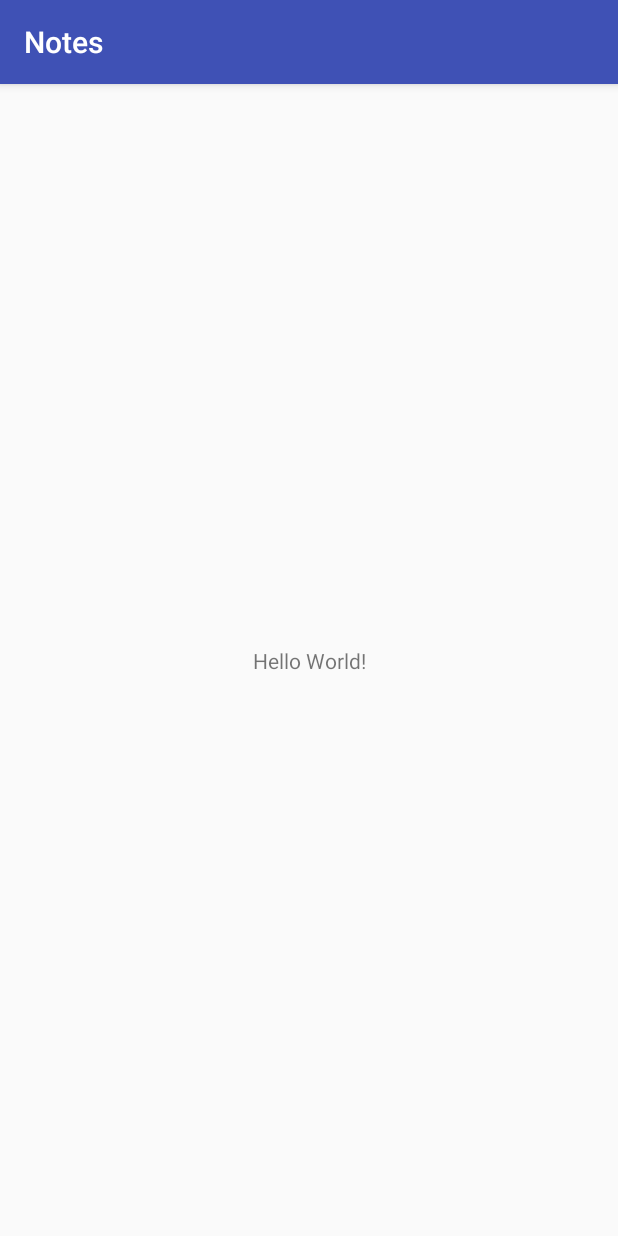
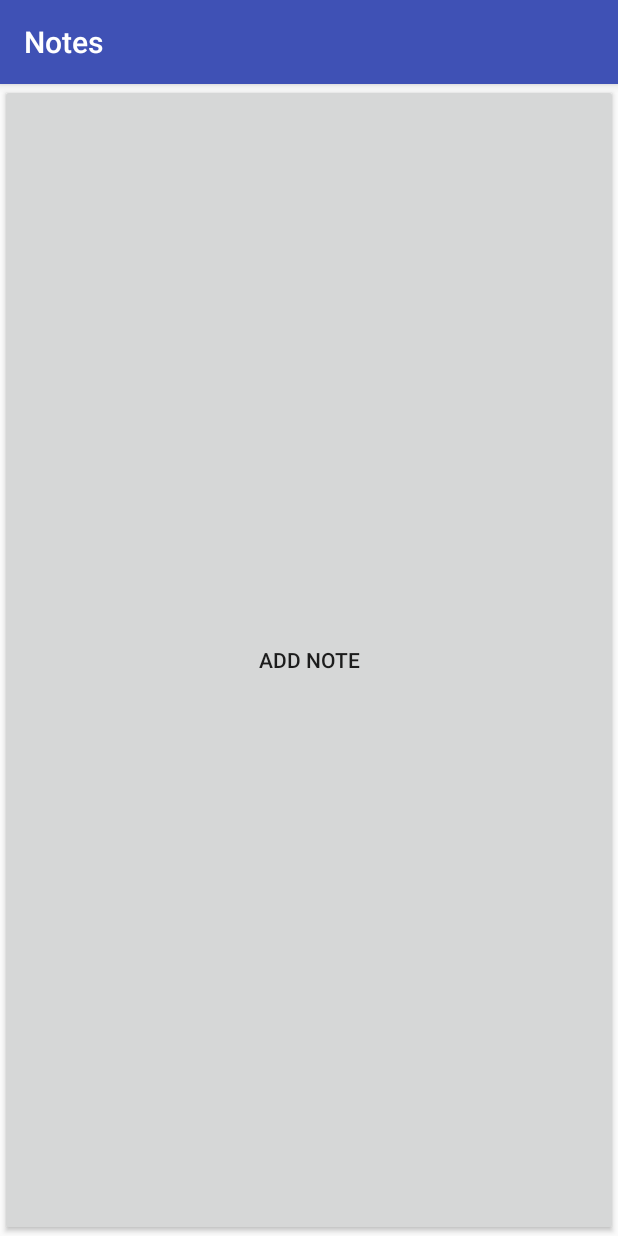
Before and after one commit to MobileEIvanov/playground_mvvm, an Android app: the screen it shows after launch (MainActivity), on a phone screen of 412 x 824 dp. Run offline under Robolectric (Android 15) with nearby library versions, the phone set to English and light mode, and no system bars; our stand-ins replace Room's generated code; libraries missing offline, so code that uses them is left out: com.facebook.stetho.

```diff
--- a/app/src/main/java/com/playground/MainActivity.kt
+++ b/app/src/main/java/com/playground/MainActivity.kt
@@ -1,12 +1,28 @@
 package com.playground
 
+import android.arch.lifecycle.LiveData
 import android.os.Bundle
 import android.support.v7.app.AppCompatActivity
+import com.playground.database.AppDatabase
+import com.playground.database.NoteEntry
 
 class MainActivity : AppCompatActivity() {
+
 
     override fun onCreate(savedInstanceState: Bundle?) {
         super.onCreate(savedInstanceState)
         setContentView(R.layout.activity_main)
+
+        val mDb = AppDatabase.getInstance(this)
+        mDb.noteDao().insertNote(NoteEntry())
+
+
+        // TODO 1. Make the insert queries on new thread.
+        // TODO 2. List the Notes
+    }
+
+
+    fun retrieveNotes() {
+        var notesList: LiveData<NoteEntry>
     }
 }
--- a/app/src/main/java/com/playground/database/NoteDao.java
+++ b/app/src/main/java/com/playground/database/NoteDao.java
@@ -1,13 +1,12 @@
 package com.playground.database;
 
+import android.arch.lifecycle.LiveData;
 import android.arch.persistence.room.Dao;
 import android.arch.persistence.room.Delete;
 import android.arch.persistence.room.Insert;
 import android.arch.persistence.room.OnConflictStrategy;
 import android.arch.persistence.room.Query;
 import android.arch.persistence.room.Update;
-
-import java.util.List;
 
 /**
  * Created by emil.ivanov on 9/2/18.
@@ -16,7 +15,7 @@ import java.util.List;
 public interface NoteDao {
 
     @Query("SELECT * FROM note ORDER BY priority")
-    List<NoteEntry> loadAllNotes();
+    LiveData<NoteEntry> loadAllNotes();
 
     @Insert
     void insertNote(NoteEntry noteEntry);
--- a/app/src/main/res/layout/activity_main.xml
+++ b/app/src/main/res/layout/activity_main.xml
@@ -6,13 +6,13 @@
     android:layout_height="match_parent"
     tools:context=".MainActivity">
 
-    <TextView
-        android:layout_width="wrap_content"
-        android:layout_height="wrap_content"
-        android:text="Hello World!"
+    <Button
+        android:id="@+id/add_note"
+        android:layout_width="match_parent"
+        android:layout_height="match_parent"
+        android:text="@string/add_note"
         app:layout_constraintBottom_toBottomOf="parent"
         app:layout_constraintLeft_toLeftOf="parent"
         app:layout_constraintRight_toRightOf="parent"
         app:layout_constraintTop_toTopOf="parent" />
-
 </android.support.constraint.ConstraintLayout>
--- a/app/src/main/res/values/strings.xml
+++ b/app/src/main/res/values/strings.xml
@@ -1,3 +1,4 @@
 <resources>
     <string name="app_name">Notes</string>
+    <string name="add_note">Add Note</string>
 </resources>
```
Also changed, not shown: app/build.gradle (+8 -5 lines).
